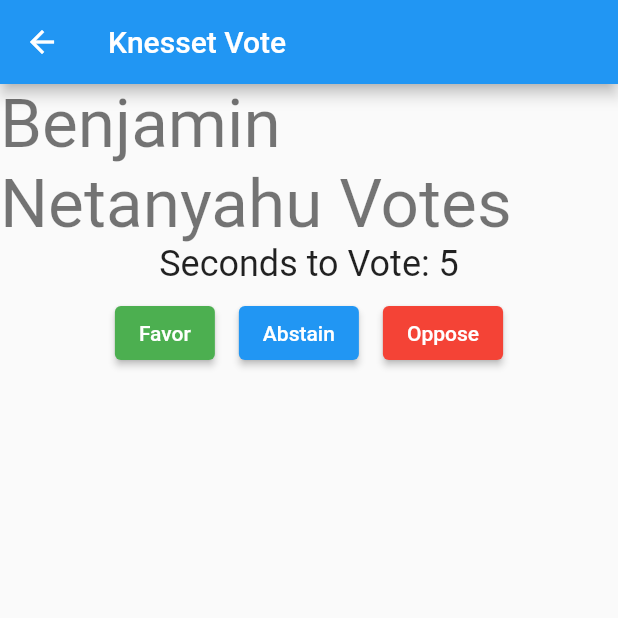
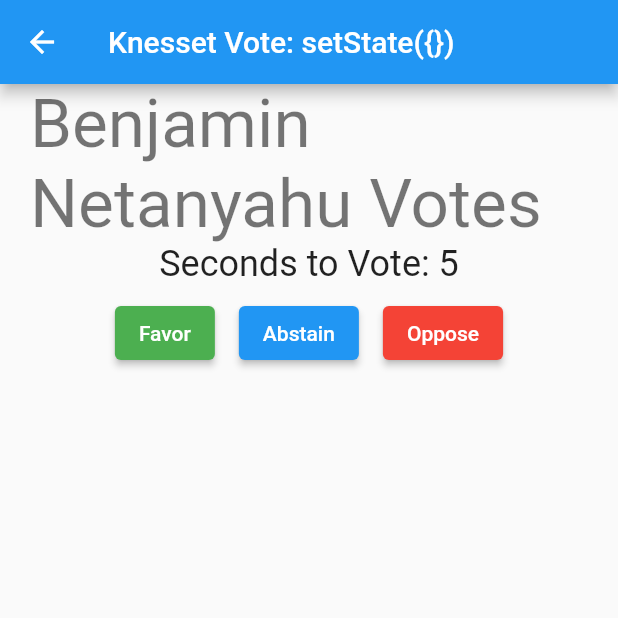
Before and after one commit to arielbh/flutter_state_session, a Flutter app: the screen it shows after launch, after a tap on "Benjamin Netanyahu", on a phone screen of 412 x 824 dp, the top half of it. Run offline on Flutter 3.47's test engine with Material 2 defaults, Android fonts, the phone set to English and light mode, and no system bars.

Commit message:
Step1: setState

```diff
--- a/lib/app_bar.dart
+++ b/lib/app_bar.dart
@@ -1,10 +1,9 @@
 import 'package:flutter/material.dart';
 import 'package:flutter/widgets.dart';
 
-const appTitle = "Knesset Vote";
+const appTitle = "Knesset Vote: setState({})";
 
 class MyAppBar extends StatelessWidget implements PreferredSizeWidget {
-  /// you can add more fields that meet your needs
 
   const MyAppBar({Key? key}) : super(key: key);
 
--- a/lib/main.dart
+++ b/lib/main.dart
@@ -15,7 +15,7 @@
   @override
   Widget build(BuildContext context) {
     return MaterialApp(
-      title: 'Flutter Demo',
+      title: appTitle,
       theme: ThemeData(
         primarySwatch: Colors.blue,
       ),
@@ -33,7 +33,7 @@
 
 class _MyHomePageState extends State<MyHomePage> {
   List<KnessetMember> _members = [];
-  Map<KnessetMember, Vote> _votes = {};
+  Vote _vote = Vote({});
   @override
   void initState() {
     super.initState();
@@ -48,18 +48,18 @@
             ? Center(child: CircularProgressIndicator())
             : Column(
                 children: [
-                  VoteTotalsWidget(votes: _votes),
+                  VoteTotalsWidget(vote: _vote),
                   Expanded(
                     child: MkListWidget(
                         members: _members,
-                        votes: _votes,
+                        vote: _vote,
                         onSelectMember: (member) async {
-                          final vote = await Navigator.push<Vote>(context, MaterialPageRoute(builder: (context) {
+                          final vote = await Navigator.push<VoteOptions>(context, MaterialPageRoute(builder: (context) {
                             return MkVoteWidget(member: member);
                           }));
                           if (vote != null) {
                             setState(() {
-                              _votes[vote.member] = vote;
+                              _vote.addVote(member, vote);
                             });
                           }
                         }),
--- a/lib/models/mk.dart
+++ b/lib/models/mk.dart
@@ -2,4 +2,12 @@
   final String name;
 
   KnessetMember(this.name);
+
+  @override
+  bool operator ==(other) {
+    return (other is KnessetMember) && other.name == name;
+  }
+
+  @override
+  int get hashCode => name.hashCode;
 }
--- a/lib/models/vote.dart
+++ b/lib/models/vote.dart
@@ -4,10 +4,11 @@
 enum VoteOptions { favor, oppose, abstain }
 
 class Vote {
-  final KnessetMember member;
-  final VoteOptions result;
+  final Map<KnessetMember, VoteOptions> votes;
 
-  Vote(this.member, this.result);
+  Vote(this.votes);
+
+  void addVote(KnessetMember member, VoteOptions vote) => votes[member] = vote;
 }
 
 extension VoteOptionsString on VoteOptions {
--- a/lib/views/mk_list_widget.dart
+++ b/lib/views/mk_list_widget.dart
@@ -5,12 +5,12 @@
 
 class MkListWidget extends StatefulWidget {
   final List<KnessetMember> members;
-  final Map<KnessetMember, Vote> votes;
+  final Vote vote;
   final Function(KnessetMember) onSelectMember;
   const MkListWidget({
     Key? key,
     required this.members,
-    required this.votes,
+    required this.vote,
     required this.onSelectMember,
   }) : super(key: key);
 
@@ -28,23 +28,22 @@
         itemBuilder: (BuildContext context, int index) {
           final member = widget.members[index];
           final name = member.name;
-          final hasVote = widget.votes.containsKey(member);
+          final voteOption = widget.vote.votes[member];
 
-          return new Column(
-            children: <Widget>[
-              new ListTile(
+          return Column(
+            children: [
+              ListTile(
                 onTap: () => widget.onSelectMember(widget.members[index]),
                 leading: CircleAvatar(
                   child: new Icon(Icons.account_box),
                 ),
                 title: Text(name, style: theme.textTheme.headline6),
-                trailing: hasVote
+                trailing: voteOption != null
                     ? Container(
                         width: 80.0,
-                        decoration: BoxDecoration(
-                            color: widget.votes[member]!.result.color, borderRadius: BorderRadius.circular(8.0)),
+                        decoration: BoxDecoration(color: voteOption.color, borderRadius: BorderRadius.circular(8.0)),
                         padding: const EdgeInsets.all(4.0),
-                        child: Text(widget.votes[member]!.result.display,
+                        child: Text(voteOption.display,
                             textAlign: TextAlign.center,
                             style: theme.textTheme.subtitle1!.copyWith(color: Colors.white)),
                       )
--- a/lib/views/mk_vote_widget.dart
+++ b/lib/views/mk_vote_widget.dart
@@ -22,7 +22,7 @@
     super.initState();
     _timer = Timer.periodic(Duration(seconds: 1), (timer) {
       if (_secondsToVote == 0) {
-        _onVote(VoteOptions.abstain);
+        _onVote(context, VoteOptions.abstain);
         return;
       }
       setState(() {
@@ -31,19 +31,19 @@
     });
   }
 
-  Widget _createVoteButton(VoteOptions vote) => Padding(
+  Widget _createVoteButton(BuildContext context, VoteOptions vote) => Padding(
       padding: const EdgeInsets.all(8.0),
       child: ElevatedButton(
           child: Text(vote.display),
           style: ButtonStyle(backgroundColor: MaterialStateProperty.all<Color>(vote.color)),
-          onPressed: () => _onVote(vote)));
+          onPressed: () => _onVote(context, vote)));
 
   @override
   Widget build(BuildContext context) {
     final theme = Theme.of(context);
     return WillPopScope(
       onWillPop: () async {
-        _onVote(VoteOptions.abstain);
+        _onVote(context, VoteOptions.abstain);
         return Future.value(false);
       },
       child: Scaffold(
@@ -51,18 +51,21 @@
         body: Column(
           crossAxisAlignment: CrossAxisAlignment.center,
           children: [
-            Text(
-              "${widget.member.name} Votes",
-              style: theme.textTheme.headline3,
+            Padding(
+              padding: const EdgeInsets.symmetric(horizontal: 20.0),
+              child: Text(
+                "${widget.member.name} Votes",
+                style: theme.textTheme.headline3,
+              ),
             ),
             Text(
               "Seconds to Vote: $_secondsToVote",
               style: theme.textTheme.headline5,
             ),
             Row(mainAxisAlignment: MainAxisAlignment.center, children: [
-              _createVoteButton(VoteOptions.favor),
-              _createVoteButton(VoteOptions.abstain),
-              _createVoteButton(VoteOptions.oppose)
+              _createVoteButton(context, VoteOptions.favor),
+              _createVoteButton(context, VoteOptions.abstain),
+              _createVoteButton(context, VoteOptions.oppose)
             ])
           ],
         ),
@@ -70,8 +73,8 @@
     );
   }
 
-  void _onVote(VoteOptions vote) {
+  void _onVote(BuildContext context, VoteOptions vote) {
     _timer.cancel();
-    Navigator.pop(context, Vote(widget.member, vote));
+    Navigator.pop(context, vote);
   }
 }
--- a/lib/views/vote_totals_widget.dart
+++ b/lib/views/vote_totals_widget.dart
@@ -1,23 +1,22 @@
 import 'package:flutter/material.dart';
 import 'package:flutter/widgets.dart';
-import 'package:knesset_app/models/mk.dart';
 import 'package:knesset_app/models/vote.dart';
 
 class VoteTotalsWidget extends StatefulWidget {
-  final Map<KnessetMember, Vote> votes;
+  final Vote vote;
 
-  VoteTotalsWidget({Key? key, required this.votes}) : super(key: key);
+  VoteTotalsWidget({Key? key, required this.vote}) : super(key: key);
 
   @override
   _VoteTotalsWidgetState createState() => _VoteTotalsWidgetState();
 }
 
 class _VoteTotalsWidgetState extends State<VoteTotalsWidget> {
-  Widget _totalCounter(VoteOptions vote, ThemeData theme) => Container(
+  Widget _totalCounter(Vote vote, VoteOptions voteOption, ThemeData theme) => Container(
         padding: const EdgeInsets.all(8.0),
-        color: vote.color,
+        color: voteOption.color,
         child: Text(
-          widget.votes.values.where((element) => element.result == vote).length.toString(),
+          vote.votes.values.where((option) => option == voteOption).length.toString(),
           style: theme.textTheme.headline5!.copyWith(color: Colors.white),
         ),
       );
@@ -37,11 +36,11 @@
                 style: theme.textTheme.headline5,
               ),
               SizedBox(width: 8.0),
-              _totalCounter(VoteOptions.favor, theme),
+              _totalCounter(widget.vote, VoteOptions.favor, theme),
               SizedBox(width: 8.0),
-              _totalCounter(VoteOptions.abstain, theme),
+              _totalCounter(widget.vote, VoteOptions.abstain, theme),
               SizedBox(width: 8.0),
-              _totalCounter(VoteOptions.oppose, theme),
+              _totalCounter(widget.vote, VoteOptions.oppose, theme),
             ],
           ),
         ),
```
